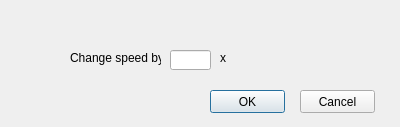
First picture: the form in PixelPicture/changeframespeed.ui, repository sophiemax/AnimE, before the edit.
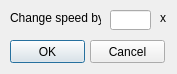
Second picture: the form after the edit.

Patch:
```diff
--- a/PixelPicture/changeframespeed.ui
+++ b/PixelPicture/changeframespeed.ui
@@ -6,8 +6,8 @@
    <rect>
     <x>0</x>
     <y>0</y>
-    <width>400</width>
-    <height>127</height>
+    <width>177</width>
+    <height>74</height>
    </rect>
   </property>
   <property name="windowTitle">
@@ -16,8 +16,8 @@
   <widget class="QLabel" name="label">
    <property name="geometry">
     <rect>
-     <x>70</x>
-     <y>50</y>
+     <x>10</x>
+     <y>10</y>
      <width>91</width>
      <height>16</height>
     </rect>
@@ -29,8 +29,8 @@
   <widget class="QLineEdit" name="speedLine">
    <property name="geometry">
     <rect>
-     <x>170</x>
-     <y>50</y>
+     <x>110</x>
+     <y>10</y>
      <width>41</width>
      <height>20</height>
     </rect>
@@ -39,8 +39,8 @@
   <widget class="QLabel" name="label_2">
    <property name="geometry">
     <rect>
-     <x>220</x>
-     <y>50</y>
+     <x>160</x>
+     <y>10</y>
      <width>16</width>
      <height>16</height>
     </rect>
@@ -52,8 +52,8 @@
   <widget class="QPushButton" name="OKButton">
    <property name="geometry">
     <rect>
-     <x>210</x>
-     <y>90</y>
+     <x>10</x>
+     <y>40</y>
      <width>75</width>
      <height>23</height>
     </rect>
@@ -65,8 +65,8 @@
   <widget class="QPushButton" name="cancelButton">
    <property name="geometry">
     <rect>
-     <x>300</x>
-     <y>90</y>
+     <x>90</x>
+     <y>40</y>
      <width>75</width>
      <height>23</height>
     </rect>
```
Left out of the diff: 2 changed lines with no effect on the pictures.
